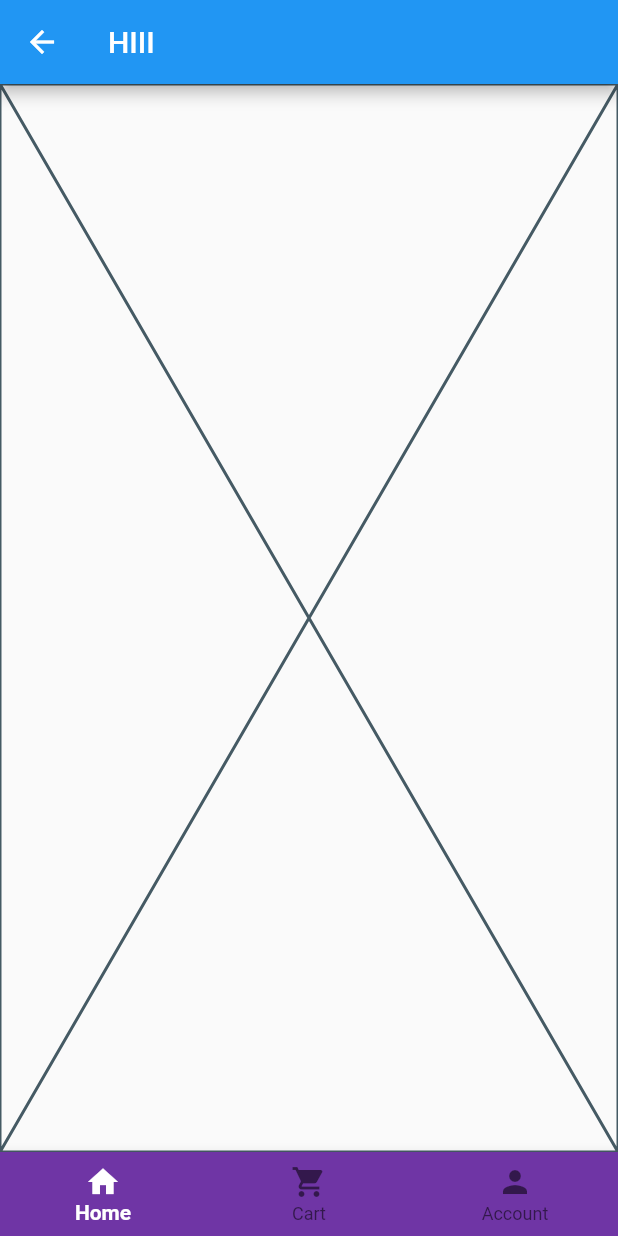
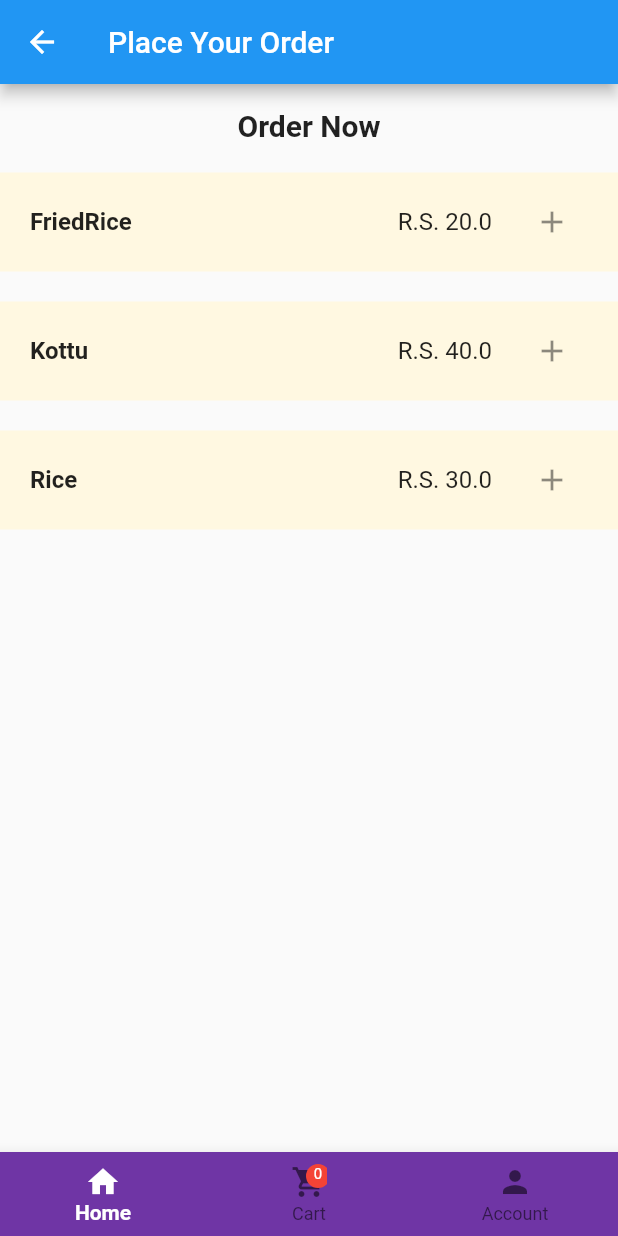
Before and after one commit to navod99/restaurant_management, a Flutter app: the Home screen opened directly with empty values, after a tap on "Place Order", on a phone screen of 412 x 824 dp. Run offline on Flutter 3.47's test engine with Material 2 defaults, Android fonts, the phone set to English and light mode, and no system bars; our stand-ins replace badges, cloud_firestore, firebase_auth, firebase_core, shared_preferences; accounts and stored records are empty.

Commit message:
cart view

```diff
--- /dev/null
+++ b/lib/model/cartHandler.dart
@@ -0,0 +1,26 @@
+import 'package:flutter/material.dart';
+import 'package:restaurant_management/model/itemList.dart';
+
+class CartHandler extends ChangeNotifier {
+  List<Item> _items = [];
+
+  List<Item> get items => _items;
+
+  int get itemCount => _items.length;
+  // double get total => _items.fold(0, (sum, item) => sum + item.price * item.quantity);
+
+  void addItem(Item item) {
+    _items.add(item);
+    notifyListeners();
+  }
+
+  void removeItem(Item item) {
+    _items.remove(item);
+    notifyListeners();
+  }
+
+  void clear() {
+    _items.clear();
+    notifyListeners();
+  }
+}
--- /dev/null
+++ b/lib/model/itemList.dart
@@ -0,0 +1,17 @@
+class Item {
+  final num id;
+  final String name;
+  final double price;
+
+  Item(
+      {required this.id, required this.name, required this.price});
+
+  // Map<String, dynamic> toJson() => {
+  //       'name': name,
+  //       'price': price,
+  //     };
+
+  // factory Item.fromJson(Map<String, dynamic> json) =>
+  //     Item(name: json['name'], price: json['price']);
+
+}
--- a/lib/screens/Common/BottomNavigatiobBar.dart
+++ b/lib/screens/Common/BottomNavigatiobBar.dart
@@ -1,31 +1,82 @@
 import 'package:flutter/src/widgets/framework.dart';
 import 'package:flutter/src/widgets/placeholder.dart';
+import 'package:badges/badges.dart' as badges;
 import 'package:flutter/material.dart';
+import 'package:provider/provider.dart';
+import 'package:restaurant_management/model/cart.dart';
+import 'package:restaurant_management/model/cartHandler.dart';
+import 'package:restaurant_management/model/itemList.dart';
+import 'package:shared_preferences/shared_preferences.dart';
 
-class BottomNavigation extends StatelessWidget {
+class BottomNavigation extends StatefulWidget {
+  List<Item> cartItems = [];
   final int tabIndex;
   final ValueChanged<int> onTabTapped;
-  const BottomNavigation(
-      {required this.tabIndex, required this.onTabTapped, super.key});
+  final int itemCount;
+  BottomNavigation(
+      {required this.tabIndex,
+      required this.onTabTapped,
+      required this.itemCount,
+      super.key});
+
+  @override
+  State<BottomNavigation> createState() => _BottomNavigationState();
+}
+
+class _BottomNavigationState extends State<BottomNavigation> {
+
+  @override
+  void initState() {
+    super.initState();
+  }
 
   @override
   Widget build(BuildContext context) {
     return BottomNavigationBar(
-      currentIndex: tabIndex,
-      onTap: onTabTapped,
+      currentIndex: widget.tabIndex,
+      onTap: widget.onTabTapped,
       backgroundColor: const Color(0xFF6F35A5),
       selectedItemColor: Colors.white,
       selectedLabelStyle: const TextStyle(fontWeight: FontWeight.bold),
-      items: const <BottomNavigationBarItem>[
-        BottomNavigationBarItem(
+      items: <BottomNavigationBarItem>[
+        const BottomNavigationBarItem(
           icon: Icon(Icons.home),
           label: 'Home',
         ),
         BottomNavigationBarItem(
-          icon: Icon(Icons.shopping_cart),
+          icon: Consumer<CartHandler>(builder: (context, cart, child) {
+            return Stack(
+              children: [
+                const Icon(Icons.shopping_cart),
+                Positioned(
+                  top: 0,
+                  left: 10,
+                  child: Container(
+                    padding: const EdgeInsets.all(1),
+                    decoration: BoxDecoration(
+                      color: Colors.red,
+                      borderRadius: BorderRadius.circular(10),
+                    ),
+                    constraints: const BoxConstraints(
+                      minWidth: 16,
+                      minHeight: 16,
+                    ),
+                    child: Text(
+                      cart.itemCount.toString(),
+                      textAlign: TextAlign.center,
+                      style: const TextStyle(
+                        fontSize: 10,
+                        color: Colors.white,
+                      ),
+                    ),
+                  ),
+                ),
+              ],
+            );
+          }),
           label: 'Cart',
         ),
-        BottomNavigationBarItem(
+        const BottomNavigationBarItem(
           icon: Icon(Icons.person),
           label: 'Account',
         ),
--- a/lib/screens/Home.dart
+++ b/lib/screens/Home.dart
@@ -2,8 +2,10 @@ import 'package:firebase_auth/firebase_auth.dart';
 import 'package:flutter/material.dart';
 import 'package:flutter/src/widgets/framework.dart';
 import 'package:flutter/src/widgets/placeholder.dart';
+import 'package:restaurant_management/model/cart.dart';
 import 'package:restaurant_management/screens/Common/BottomNavigatiobBar.dart';
 import 'package:restaurant_management/screens/Login.dart';
+import 'package:restaurant_management/screens/Tabs/CartViewTab.dart';
 import './Tabs/HomeViewTab.dart';
 
 class Home extends StatefulWidget {
@@ -15,6 +17,7 @@ class Home extends StatefulWidget {
 }
 
 class _HomeState extends State<Home> {
+  int itemCount = 0;
   int _tabIndex = 0;
   final List<String> _tabTitles = [
     'Home',
@@ -24,7 +27,7 @@ class _HomeState extends State<Home> {
 
   static const List<Widget> _options = <Widget>[
     HomeViewTab(),
-    Text('Cart'),
+    CartViewTab(),
     Text('Account'),
   ];
 
@@ -32,6 +35,12 @@ class _HomeState extends State<Home> {
     setState(() {
       _tabIndex = index;
     });
+  }
+
+  @override
+  void initState() {
+    super.initState();
+    // cart.loadCart();
   }
 
   Future<void> _logout() async {
@@ -53,8 +62,8 @@ class _HomeState extends State<Home> {
         ),
         bottomNavigationBar: BottomNavigation(
           tabIndex: _tabIndex,
-        onTabTapped: _onTapped
-      )
-    );
+          onTabTapped: _onTapped,
+          itemCount: itemCount,
+        ));
   }
 }
--- a/lib/screens/Order/FoodListView.dart
+++ b/lib/screens/Order/FoodListView.dart
@@ -1,11 +1,113 @@
-import 'package:flutter/src/widgets/framework.dart';
-import 'package:flutter/src/widgets/placeholder.dart';
+import 'dart:convert';
+
+import 'package:flutter/material.dart';
+import 'package:provider/provider.dart';
+import 'package:restaurant_management/model/cart.dart';
+import 'package:restaurant_management/model/cartHandler.dart';
+import 'package:restaurant_management/model/itemList.dart';
+import 'package:shared_preferences/shared_preferences.dart';
 
 class FoodListView extends StatelessWidget {
   const FoodListView({super.key});
 
   @override
   Widget build(BuildContext context) {
-    return const Placeholder();
+    List<Item> items = <Item>[
+      Item(id: 1, name: 'FriedRice', price: 20.0),
+      Item(id: 2, name: 'Kottu', price: 40.0),
+      Item(id: 3, name: 'Rice', price: 30.0)
+    ];
+    return Container(
+      margin: const EdgeInsets.only(top: 16),
+      child: Column(
+        crossAxisAlignment: CrossAxisAlignment.center,
+        children: [
+          const Center(
+            child: Text(
+              "Order Now",
+              textAlign: TextAlign.center,
+              style: TextStyle(fontWeight: FontWeight.bold, fontSize: 20.0),
+            ),
+          ),
+          const SizedBox(height: 20.0),
+          for (Item item in items)
+            ItemCard(
+              item: item,
+            ),
+        ],
+      ),
+    );
   }
 }
+
+class ItemCard extends StatefulWidget {
+  final Item item;
+  const ItemCard({super.key, required this.item});
+
+  @override
+  State<ItemCard> createState() => _ItemCardState();
+}
+
+class _ItemCardState extends State<ItemCard> {
+  List<Item> _items = [];
+  List<Item> get selectedItems => _items;
+  int itemCount = 0;
+
+  @override
+  Widget build(BuildContext context) {
+    return Container(
+      margin: const EdgeInsets.only(bottom: 20),
+      child: ListTile(
+        contentPadding: const EdgeInsets.symmetric(horizontal: 20, vertical: 5),
+        tileColor: Colors.amber[50],
+        title: Container(
+          width: 600,
+          child: Container(
+            child: Row(
+              mainAxisAlignment: MainAxisAlignment.start,
+              children: [
+                Text(
+                  widget.item.name,
+                  style: const TextStyle(fontWeight: FontWeight.bold),
+                ),
+                const Spacer(flex: 1),
+                Text(
+                  "R.S. ${widget.item.price}",
+                ),
+              ],
+            ),
+          ),
+        ),
+        trailing: AddtoCartButton(item: widget.item)
+      ),
+    );
+  }
+}
+
+class AddtoCartButton extends StatefulWidget {
+  final Item item;
+  const AddtoCartButton({super.key,required this.item});
+
+  @override
+  State<AddtoCartButton> createState() => _AddtoCartButtonState();
+}
+
+class _AddtoCartButtonState extends State<AddtoCartButton> {
+  bool _isButtonDisabled = false;
+
+  void _disableButton() {
+    context.read<CartHandler>().addItem(widget.item);
+
+    setState(() {
+      _isButtonDisabled = true;
+    });
+  }
+
+  @override
+  Widget build(BuildContext context) {
+    return IconButton(
+      icon: const Icon(Icons.add),
+      onPressed: _isButtonDisabled ? null : _disableButton,
+    );
+  }
+}
--- a/lib/screens/Order/OrderScreen.dart
+++ b/lib/screens/Order/OrderScreen.dart
@@ -1,9 +1,12 @@
 import 'package:flutter/material.dart';
+import 'package:restaurant_management/model/cart.dart';
 import 'package:restaurant_management/screens/Common/BottomNavigatiobBar.dart';
+import 'package:restaurant_management/screens/Tabs/CartViewTab.dart';
 import './FoodListView.dart';
 
 class OrderScreen extends StatefulWidget {
-  const OrderScreen({super.key});
+
+  OrderScreen({super.key});
 
   @override
   State<OrderScreen> createState() => _OrderScreenState();
@@ -11,11 +14,11 @@ class OrderScreen extends StatefulWidget {
 
 class _OrderScreenState extends State<OrderScreen> {
    int _tabIndex = 0;
-
+   int itemCount =0;
 
   static const List<Widget> _options = <Widget>[
     FoodListView(),
-    Text('Cart'),
+    Text('Account'),
     Text('Account'),
   ];
 
@@ -24,11 +27,17 @@ class _OrderScreenState extends State<OrderScreen> {
       _tabIndex = index;
     });
   }
+
+  @override
+  void initState() {
+    super.initState();
+  }
+
   @override
   Widget build(BuildContext context) {
         return Scaffold(
       appBar: AppBar(
-        title: Text('HIII'),
+        title: Text('Place Your Order'),
       ),
       body: IndexedStack(
         index: _tabIndex,
@@ -36,7 +45,8 @@ class _OrderScreenState extends State<OrderScreen> {
       ),
       bottomNavigationBar: BottomNavigation(
         tabIndex: 0,
-        onTabTapped: _onTapped
+        onTabTapped: _onTapped,
+        itemCount:itemCount
       )
     );
   }
--- /dev/null
+++ b/lib/screens/Tabs/CartViewTab.dart
@@ -0,0 +1,75 @@
+import 'package:flutter/material.dart';
+import 'package:provider/provider.dart';
+import 'package:restaurant_management/model/cartHandler.dart';
+import 'package:restaurant_management/model/itemList.dart';
+
+class CartViewTab extends StatefulWidget {
+  const CartViewTab({super.key});
+
+  @override
+  State<CartViewTab> createState() => _CartViewTabState();
+}
+
+class _CartViewTabState extends State<CartViewTab> {
+  @override
+  Widget build(BuildContext context) {
+    return Container(
+      margin: const EdgeInsets.only(top: 16),
+      child: Column(crossAxisAlignment: CrossAxisAlignment.center, children: [
+        Consumer<CartHandler>(builder: (context, cart, child) {
+          if (cart.itemCount < 1) {
+            return const Center(
+              child: Text(
+                "Your cart is empty",
+                textAlign: TextAlign.center,
+                style: TextStyle(fontWeight: FontWeight.bold, fontSize: 20.0),
+              ),
+            );
+          } else {
+            return Expanded(
+              child: SizedBox
+              (
+                height: 300,
+                child: ListView.builder(
+                  itemCount: cart.itemCount,
+                  itemBuilder: (context, index) {
+                    Item item = cart.items[index];
+                    return Column(
+                      children: [
+                        Card(
+                          child: ListTile(
+                            title: Text(item.name),
+                            subtitle: Text(item.price.toString()),
+                            trailing: Row(
+                              mainAxisSize: MainAxisSize.min,
+                              children: [
+                                IconButton(
+                                  onPressed: () => {},
+                                  icon: Icon(Icons.add),
+                                ),
+                                IconButton(
+                                  onPressed: () => {},
+                                  icon: Icon(Icons.remove),
+                                ),
+                                IconButton(
+                                  onPressed: () => {
+
+                                  },
+                                  icon: Icon(Icons.delete),
+                                ),
+                              ],
+                            ),
+                          ),
+                        ),
+                      ],
+                    );
+                  },
+                ),
+              ),
+            );
+          }
+        })
+      ]),
+    );
+  }
+}
--- a/lib/screens/Tabs/HomeViewTab.dart
+++ b/lib/screens/Tabs/HomeViewTab.dart
@@ -2,6 +2,7 @@ import 'package:flutter/material.dart';
 import 'package:restaurant_management/screens/Order/OrderScreen.dart';
 
 class HomeViewTab extends StatelessWidget {
+
   const HomeViewTab({super.key});
 
   @override
@@ -46,9 +47,8 @@ class HomeViewTab extends StatelessWidget {
               print("object");
               final navigator = Navigator.of(context);
               navigator.push(
-                MaterialPageRoute(builder: (context) => const OrderScreen()),
+                MaterialPageRoute(builder: (context) => OrderScreen()),
               );
-              const OrderScreen();
             }
             break;
           case 'Table Reservation':
--- a/pubspec.yaml
+++ b/pubspec.yaml
@@ -38,6 +38,7 @@ dependencies:
   firebase_core: ^2.8.0
   firebase_auth: ^4.3.0
   cloud_firestore: ^4.4.5
+  provider: ^6.0.5
 
 dev_dependencies:
   flutter_test:
```
Also changed, not shown: lib/main.dart (+9 -2 lines), lib/model/cart.dart (added, +48 -0 lines), lib/screens/LoginForm.dart (+26 -6 lines). Lines whose indentation alone changed are shown as unchanged.
